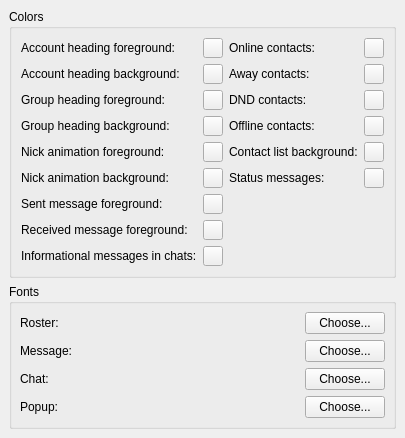
First picture: the form in src/options/opt_appearance.ui, repository psi-im/psi, before the edit.
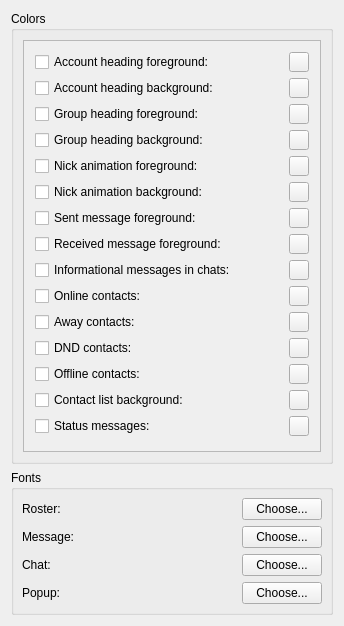
Second picture: the form after the edit. Custom widgets are drawn as their Qt base class.

```diff
--- a/src/options/opt_appearance.ui
+++ b/src/options/opt_appearance.ui
@@ -3,98 +3,57 @@
  <comment></comment>
  <exportmacro></exportmacro>
  <class>OptAppearance</class>
- <widget class="QWidget" name="OptAppearance" >
-  <property name="geometry" >
+ <widget class="QWidget" name="OptAppearance">
+  <property name="geometry">
    <rect>
     <x>0</x>
     <y>0</y>
-    <width>402</width>
-    <height>333</height>
+    <width>344</width>
+    <height>626</height>
    </rect>
   </property>
   <property name="windowTitle" >
    <string>OptAppearanceUI</string>
   </property>
-  <layout class="QVBoxLayout" >
-   <property name="margin" >
-    <number>9</number>
-   </property>
-   <property name="spacing" >
-    <number>6</number>
-   </property>
+  <layout class="QVBoxLayout" name="_2">
    <item>
-    <widget class="QGroupBox" name="groupBox11" >
-     <property name="title" >
+    <widget class="QGroupBox" name="groupBox11">
+     <property name="title">
       <string>Colors</string>
      </property>
-     <layout class="QGridLayout" >
-      <property name="margin" >
-       <number>9</number>
-      </property>
-      <property name="spacing" >
+     <layout class="QVBoxLayout" name="verticalLayout">
+      <property name="spacing">
        <number>6</number>
       </property>
-      <item row="0" column="3" >
-       <widget class="QLabel" name="tl_cOnline" >
-        <property name="text" >
-         <string>Online contacts:</string>
-        </property>
-       </widget>
-      </item>
-      <item row="1" column="3" >
-       <widget class="QLabel" name="TextLabel1_2" >
-        <property name="text" >
-         <string>Away contacts:</string>
+      <property name="margin">
+       <number>9</number>
+      </property>
+      <item>
+       <widget class="QScrollArea" name="scrollArea">
+        <property name="widgetResizable">
+         <bool>true</bool>
         </property>
-       </widget>
-      </item>
-      <item row="2" column="3" >
-       <widget class="QLabel" name="tl_cDND" >
-        <property name="text" >
-         <string>DND contacts:</string>
-        </property>
-       </widget>
-      </item>
-      <item row="3" column="3" >
-       <widget class="QLabel" name="tl_cOffline" >
-        <property name="text" >
-         <string>Offline contacts:</string>
+        <widget class="QWidget" name="scrollAreaWidgetContents_2">
+         <property name="geometry">
+          <rect>
+           <x>0</x>
+           <y>0</y>
+           <width>282</width>
+           <height>432</height>
+          </rect>
+         </property>
+         <layout class="QGridLayout" name="gridLayout">
+          <item row="0" column="0">
+           <widget class="QCheckBox" name="ck_cProfileFore">
+            <property name="text">
+             <string>Account heading foreground:</string>
         </property>
        </widget>
       </item>
-      <item row="3" column="2" >
-       <spacer>
-        <property name="orientation" >
-         <enum>Qt::Horizontal</enum>
-        </property>
-        <property name="sizeHint" >
-         <size>
-          <width>111</width>
-          <height>20</height>
-         </size>
-        </property>
-       </spacer>
-      </item>
-      <item row="4" column="3" >
-       <widget class="QLabel" name="tl_cListBack" >
-        <property name="text" >
-         <string>Contact list background:</string>
-        </property>
-       </widget>
-      </item>
-      <item row="5" column="3" >
-       <widget class="QLabel" name="tl_cStatus" >
-        <property name="text" >
-         <string>Status messages:</string>
-        </property>
-       </widget>
-      </item>
-      <item row="0" column="4" >
-       <widget class="QToolButton" name="pb_cOnline" >
-        <property name="sizePolicy" >
-         <sizepolicy>
-          <hsizetype>0</hsizetype>
-          <vsizetype>0</vsizetype>
+          <item row="0" column="1">
+           <widget class="QToolButton" name="pb_cProfileFore">
+            <property name="sizePolicy">
+             <sizepolicy hsizetype="Fixed" vsizetype="Fixed">
           <horstretch>0</horstretch>
           <verstretch>0</verstretch>
          </sizepolicy>
@@ -110,285 +69,225 @@
         </property>
        </widget>
       </item>
-      <item row="1" column="4" >
-       <widget class="QToolButton" name="pb_cAway" >
-        <property name="sizePolicy" >
-         <sizepolicy>
-          <hsizetype>0</hsizetype>
-          <vsizetype>0</vsizetype>
-          <horstretch>0</horstretch>
-          <verstretch>0</verstretch>
-         </sizepolicy>
-        </property>
-        <property name="maximumSize" >
-         <size>
-          <width>20</width>
-          <height>20</height>
-         </size>
-        </property>
-        <property name="text" >
-         <string/>
-        </property>
-       </widget>
-      </item>
-      <item row="1" column="0" >
-       <widget class="QLabel" name="tl_cProfileBack" >
-        <property name="text" >
+          <item row="1" column="0">
+           <widget class="QCheckBox" name="ck_cProfileBack">
+            <property name="text">
          <string>Account heading background:</string>
         </property>
        </widget>
       </item>
-      <item row="3" column="0" >
-       <widget class="QLabel" name="tl_cGroupBack" >
-        <property name="text" >
+          <item row="1" column="1">
+           <widget class="QToolButton" name="pb_cProfileBack">
+            <property name="sizePolicy">
+             <sizepolicy hsizetype="Fixed" vsizetype="Fixed">
+              <horstretch>0</horstretch>
+              <verstretch>0</verstretch>
+             </sizepolicy>
+            </property>
+            <property name="maximumSize">
+             <size>
+              <width>20</width>
+              <height>20</height>
+             </size>
+            </property>
+            <property name="text">
+             <string/>
+            </property>
+           </widget>
+          </item>
+          <item row="2" column="0">
+           <widget class="QCheckBox" name="ck_cGroupFore">
+            <property name="text">
+             <string>Group heading foreground:</string>
+            </property>
+           </widget>
+          </item>
+          <item row="3" column="0">
+           <widget class="QCheckBox" name="ck_cGroupBack">
+            <property name="text">
          <string>Group heading background:</string>
         </property>
        </widget>
       </item>
-      <item row="5" column="1" >
-       <widget class="QToolButton" name="pb_cAnimBack" >
-        <property name="sizePolicy" >
-         <sizepolicy>
-          <hsizetype>0</hsizetype>
-          <vsizetype>0</vsizetype>
-          <horstretch>0</horstretch>
-          <verstretch>0</verstretch>
-         </sizepolicy>
-        </property>
-        <property name="maximumSize" >
-         <size>
-          <width>20</width>
-          <height>20</height>
-         </size>
-        </property>
-        <property name="text" >
-         <string/>
-        </property>
-       </widget>
-       </item>
-       <item row="6" column="1" >
-       <widget class="QToolButton" name="pb_cMessageSent" >
-        <property name="sizePolicy" >
-         <sizepolicy>
-          <hsizetype>0</hsizetype>
-          <vsizetype>0</vsizetype>
-          <horstretch>0</horstretch>
-          <verstretch>0</verstretch>
-         </sizepolicy>
-        </property>
-        <property name="maximumSize" >
-         <size>
-          <width>20</width>
-          <height>20</height>
-         </size>
-        </property>
-        <property name="text" >
-         <string/>
-        </property>
-       </widget>
-      </item>
-	<item row="7" column="1">
-       <widget class="QToolButton" name="pb_cMessageReceived" >
-        <property name="sizePolicy" >
-         <sizepolicy>
-          <hsizetype>0</hsizetype>
-          <vsizetype>0</vsizetype>
-          <horstretch>0</horstretch>
-          <verstretch>0</verstretch>
-         </sizepolicy>
-        </property>
-        <property name="maximumSize" >
-         <size>
-          <width>20</width>
-          <height>20</height>
-         </size>
-        </property>
-        <property name="text" >
-         <string/>
-        </property>
-       </widget>
-      </item>
-      <item row="8" column="1">
-       <widget class="QToolButton" name="pb_cSysMsg">
-        <property name="sizePolicy" >
-         <sizepolicy>
-          <hsizetype>0</hsizetype>
-          <vsizetype>0</vsizetype>
-          <horstretch>0</horstretch>
-          <verstretch>0</verstretch>
-         </sizepolicy>
-        </property>
-        <property name="maximumSize" >
-         <size>
-          <width>20</width>
-          <height>20</height>
-         </size>
-        </property>
-        <property name="text" >
-         <string/>
-        </property>
-       </widget>
-      </item>
-      <item row="1" column="1" >
-       <widget class="QToolButton" name="pb_cProfileBack" >
-        <property name="sizePolicy" >
-         <sizepolicy>
-          <hsizetype>0</hsizetype>
-          <vsizetype>0</vsizetype>
-          <horstretch>0</horstretch>
-          <verstretch>0</verstretch>
-         </sizepolicy>
-        </property>
-        <property name="maximumSize" >
-         <size>
-          <width>20</width>
-          <height>20</height>
-         </size>
-        </property>
-        <property name="text" >
-         <string/>
-        </property>
-       </widget>
-      </item>
-      <item row="3" column="1" >
-       <widget class="QToolButton" name="pb_cGroupBack" >
-        <property name="sizePolicy" >
-         <sizepolicy>
-          <hsizetype>0</hsizetype>
-          <vsizetype>0</vsizetype>
-          <horstretch>0</horstretch>
-          <verstretch>0</verstretch>
-         </sizepolicy>
-        </property>
-        <property name="maximumSize" >
-         <size>
-          <width>20</width>
-          <height>20</height>
-         </size>
-        </property>
-        <property name="text" >
-         <string/>
-        </property>
-       </widget>
-      </item>
-      <item row="0" column="1" >
-       <widget class="QToolButton" name="pb_cProfileFore" >
-        <property name="sizePolicy" >
-         <sizepolicy>
-          <hsizetype>0</hsizetype>
-          <vsizetype>0</vsizetype>
-          <horstretch>0</horstretch>
-          <verstretch>0</verstretch>
-         </sizepolicy>
-        </property>
-        <property name="maximumSize" >
-         <size>
-          <width>20</width>
-          <height>20</height>
-         </size>
-        </property>
-        <property name="text" >
-         <string/>
-        </property>
-       </widget>
-      </item>
-      <item row="2" column="1" >
-       <widget class="QToolButton" name="pb_cGroupFore" >
-        <property name="sizePolicy" >
-         <sizepolicy>
-          <hsizetype>0</hsizetype>
-          <vsizetype>0</vsizetype>
-          <horstretch>0</horstretch>
-          <verstretch>0</verstretch>
-         </sizepolicy>
-        </property>
-        <property name="maximumSize" >
-         <size>
-          <width>20</width>
-          <height>20</height>
-         </size>
-        </property>
-        <property name="text" >
-         <string/>
-        </property>
-       </widget>
-      </item>
-      <item row="4" column="1" >
-       <widget class="QToolButton" name="pb_cAnimFront" >
-        <property name="sizePolicy" >
-         <sizepolicy>
-          <hsizetype>0</hsizetype>
-          <vsizetype>0</vsizetype>
-          <horstretch>0</horstretch>
-          <verstretch>0</verstretch>
-         </sizepolicy>
-        </property>
-        <property name="maximumSize" >
-         <size>
-          <width>20</width>
-          <height>20</height>
-         </size>
-        </property>
-        <property name="text" >
-         <string/>
-        </property>
-       </widget>
-      </item>
-      <item row="4" column="0" >
-       <widget class="QLabel" name="tl_cAnimFront" >
-        <property name="text" >
+          <item row="4" column="0">
+           <widget class="QCheckBox" name="ck_cAnimFront">
+            <property name="text">
          <string>Nick animation foreground:</string>
         </property>
        </widget>
       </item>
-      <item row="5" column="0" >
-       <widget class="QLabel" name="tl_cAnimBack" >
-        <property name="text" >
+          <item row="2" column="1">
+           <widget class="QToolButton" name="pb_cGroupFore">
+            <property name="sizePolicy">
+             <sizepolicy hsizetype="Fixed" vsizetype="Fixed">
+              <horstretch>0</horstretch>
+              <verstretch>0</verstretch>
+             </sizepolicy>
+            </property>
+            <property name="maximumSize">
+             <size>
+              <width>20</width>
+              <height>20</height>
+             </size>
+            </property>
+            <property name="text">
+             <string/>
+            </property>
+           </widget>
+          </item>
+          <item row="3" column="1">
+           <widget class="QToolButton" name="pb_cGroupBack">
+            <property name="sizePolicy">
+             <sizepolicy hsizetype="Fixed" vsizetype="Fixed">
+              <horstretch>0</horstretch>
+              <verstretch>0</verstretch>
+             </sizepolicy>
+            </property>
+            <property name="maximumSize">
+             <size>
+              <width>20</width>
+              <height>20</height>
+             </size>
+            </property>
+            <property name="text">
+             <string/>
+            </property>
+           </widget>
+          </item>
+          <item row="4" column="1">
+           <widget class="QToolButton" name="pb_cAnimFront">
+            <property name="sizePolicy">
+             <sizepolicy hsizetype="Fixed" vsizetype="Fixed">
+              <horstretch>0</horstretch>
+              <verstretch>0</verstretch>
+             </sizepolicy>
+            </property>
+            <property name="maximumSize">
+             <size>
+              <width>20</width>
+              <height>20</height>
+             </size>
+            </property>
+            <property name="text">
+             <string/>
+            </property>
+           </widget>
+          </item>
+          <item row="5" column="0">
+           <widget class="QCheckBox" name="ck_cAnimBack">
+            <property name="text">
          <string>Nick animation background:</string>
         </property>
        </widget>
 	</item>
+          <item row="5" column="1">
+           <widget class="QToolButton" name="pb_cAnimBack">
+            <property name="sizePolicy">
+             <sizepolicy hsizetype="Fixed" vsizetype="Fixed">
+              <horstretch>0</horstretch>
+              <verstretch>0</verstretch>
+             </sizepolicy>
+            </property>
+            <property name="maximumSize">
+             <size>
+              <width>20</width>
+              <height>20</height>
+             </size>
+            </property>
+            <property name="text">
+             <string/>
+            </property>
+           </widget>
+          </item>
       <item row="6" column="0">
-       <widget class="QLabel" name="tl_cMessageSent" >
-        <property name="text" >
+           <widget class="QCheckBox" name="ck_cMessageSent">
+            <property name="text">
          <string>Sent message foreground:</string>
         </property>
        </widget>
       </item>
+          <item row="6" column="1">
+           <widget class="QToolButton" name="pb_cMessageSent">
+            <property name="sizePolicy">
+             <sizepolicy hsizetype="Fixed" vsizetype="Fixed">
+              <horstretch>0</horstretch>
+              <verstretch>0</verstretch>
+             </sizepolicy>
+            </property>
+            <property name="maximumSize">
+             <size>
+              <width>20</width>
+              <height>20</height>
+             </size>
+            </property>
+            <property name="text">
+             <string/>
+            </property>
+           </widget>
+          </item>
       <item row="7" column="0">
-       <widget class="QLabel" name="tl_cMessageReceived" >
-        <property name="text" >
+           <widget class="QCheckBox" name="ck_cMessageReceived">
+            <property name="text">
          <string>Received message foreground:</string>
         </property>
        </widget>
       </item>
+          <item row="7" column="1">
+           <widget class="QToolButton" name="pb_cMessageReceived">
+            <property name="sizePolicy">
+             <sizepolicy hsizetype="Fixed" vsizetype="Fixed">
+              <horstretch>0</horstretch>
+              <verstretch>0</verstretch>
+             </sizepolicy>
+            </property>
+            <property name="maximumSize">
+             <size>
+              <width>20</width>
+              <height>20</height>
+             </size>
+            </property>
+            <property name="text">
+             <string/>
+            </property>
+           </widget>
+          </item>
       <item row="8" column="0">
-       <widget class="QLabel" name="tl_cSysMsg">
+           <widget class="QCheckBox" name="ck_cSysMsg">
         <property name="text">
          <string>Informational messages in chats:</string>
         </property>
        </widget>
       </item>
-      <item row="0" column="0" >
-       <widget class="QLabel" name="tl_cProfileFore" >
-        <property name="text" >
-         <string>Account heading foreground:</string>
-        </property>
-       </widget>
-      </item>
-      <item row="2" column="0" >
-       <widget class="QLabel" name="tl_cGroupFore" >
-        <property name="text" >
-         <string>Group heading foreground:</string>
+          <item row="8" column="1">
+           <widget class="QToolButton" name="pb_cSysMsg">
+            <property name="sizePolicy">
+             <sizepolicy hsizetype="Fixed" vsizetype="Fixed">
+              <horstretch>0</horstretch>
+              <verstretch>0</verstretch>
+             </sizepolicy>
+            </property>
+            <property name="maximumSize">
+             <size>
+              <width>20</width>
+              <height>20</height>
+             </size>
+            </property>
+            <property name="text">
+             <string/>
+            </property>
+           </widget>
+          </item>
+          <item row="9" column="0">
+           <widget class="QCheckBox" name="ck_cOnline">
+            <property name="text">
+             <string>Online contacts:</string>
         </property>
        </widget>
       </item>
-      <item row="2" column="4" >
-       <widget class="QToolButton" name="pb_cDND" >
-        <property name="sizePolicy" >
-         <sizepolicy>
-          <hsizetype>0</hsizetype>
-          <vsizetype>0</vsizetype>
+          <item row="9" column="1">
+           <widget class="QToolButton" name="pb_cOnline">
+            <property name="sizePolicy">
+             <sizepolicy hsizetype="Fixed" vsizetype="Fixed">
           <horstretch>0</horstretch>
           <verstretch>0</verstretch>
          </sizepolicy>
@@ -404,12 +303,17 @@
         </property>
        </widget>
       </item>
-      <item row="3" column="4" >
-       <widget class="QToolButton" name="pb_cOffline" >
-        <property name="sizePolicy" >
-         <sizepolicy>
-          <hsizetype>0</hsizetype>
-          <vsizetype>0</vsizetype>
+          <item row="10" column="0">
+           <widget class="QCheckBox" name="ck_cAway">
+            <property name="text">
+             <string>Away contacts:</string>
+            </property>
+           </widget>
+          </item>
+          <item row="10" column="1">
+           <widget class="QToolButton" name="pb_cAway">
+            <property name="sizePolicy">
+             <sizepolicy hsizetype="Fixed" vsizetype="Fixed">
           <horstretch>0</horstretch>
           <verstretch>0</verstretch>
          </sizepolicy>
@@ -425,12 +329,17 @@
         </property>
        </widget>
       </item>
-      <item row="4" column="4" >
-       <widget class="QToolButton" name="pb_cListBack" >
-        <property name="sizePolicy" >
-         <sizepolicy>
-          <hsizetype>0</hsizetype>
-          <vsizetype>0</vsizetype>
+          <item row="11" column="0">
+           <widget class="QCheckBox" name="ck_cDND">
+            <property name="text">
+             <string>DND contacts:</string>
+            </property>
+           </widget>
+          </item>
+          <item row="11" column="1">
+           <widget class="QToolButton" name="pb_cDND">
+            <property name="sizePolicy">
+             <sizepolicy hsizetype="Fixed" vsizetype="Fixed">
           <horstretch>0</horstretch>
           <verstretch>0</verstretch>
          </sizepolicy>
@@ -446,12 +355,17 @@
         </property>
        </widget>
       </item>
-      <item row="5" column="4" >
-       <widget class="QToolButton" name="pb_cStatus" >
-        <property name="sizePolicy" >
-         <sizepolicy>
-          <hsizetype>0</hsizetype>
-          <vsizetype>0</vsizetype>
+          <item row="12" column="0">
+           <widget class="QCheckBox" name="ck_cOffline">
+            <property name="text">
+             <string>Offline contacts:</string>
+            </property>
+           </widget>
+          </item>
+          <item row="12" column="1">
+           <widget class="QToolButton" name="pb_cOffline">
+            <property name="sizePolicy">
+             <sizepolicy hsizetype="Fixed" vsizetype="Fixed">
           <horstretch>0</horstretch>
           <verstretch>0</verstretch>
          </sizepolicy>
@@ -465,29 +379,85 @@
         <property name="text" >
          <string/>
         </property>
+           </widget>
+          </item>
+          <item row="13" column="0">
+           <widget class="QCheckBox" name="ck_cListBack">
+            <property name="text">
+             <string>Contact list background:</string>
+            </property>
+           </widget>
+          </item>
+          <item row="13" column="1">
+           <widget class="QToolButton" name="pb_cListBack">
+            <property name="sizePolicy">
+             <sizepolicy hsizetype="Fixed" vsizetype="Fixed">
+              <horstretch>0</horstretch>
+              <verstretch>0</verstretch>
+             </sizepolicy>
+            </property>
+            <property name="maximumSize">
+             <size>
+              <width>20</width>
+              <height>20</height>
+             </size>
+            </property>
+            <property name="text">
+             <string/>
+            </property>
+           </widget>
+          </item>
+          <item row="14" column="0">
+           <widget class="QCheckBox" name="ck_cStatus">
+            <property name="text">
+             <string>Status messages:</string>
+            </property>
+           </widget>
+          </item>
+          <item row="14" column="1">
+           <widget class="QToolButton" name="pb_cStatus">
+            <property name="sizePolicy">
+             <sizepolicy hsizetype="Fixed" vsizetype="Fixed">
+              <horstretch>0</horstretch>
+              <verstretch>0</verstretch>
+             </sizepolicy>
+            </property>
+            <property name="maximumSize">
+             <size>
+              <width>20</width>
+              <height>20</height>
+             </size>
+            </property>
+            <property name="text">
+             <string/>
+            </property>
+           </widget>
+          </item>
+         </layout>
+        </widget>
        </widget>
       </item>
      </layout>
     </widget>
    </item>
    <item>
-    <widget class="QGroupBox" name="groupBox12" >
-     <property name="title" >
+    <widget class="QGroupBox" name="groupBox12">
+     <property name="title">
       <string>Fonts</string>
      </property>
-     <layout class="QGridLayout" >
-      <property name="margin" >
+     <layout class="QGridLayout">
+      <property name="margin">
        <number>8</number>
       </property>
-      <property name="spacing" >
+      <property name="spacing">
        <number>6</number>
       </property>
-      <item row="2" column="1" colspan="3" >
-       <widget class="FontLabel" name="le_fChat" />
+      <item row="2" column="1" colspan="3">
+       <widget class="FontLabel" name="le_fChat" native="true"/>
       </item>
-      <item row="2" column="0" >
-       <widget class="QLabel" name="tl_fChat" >
-        <property name="enabled" >
+      <item row="2" column="0">
+       <widget class="QLabel" name="tl_fChat">
+        <property name="enabled">
          <bool>true</bool>
         </property>
         <property name="text" >
@@ -495,77 +465,70 @@
         </property>
        </widget>
       </item>
-      <item row="1" column="0" >
-       <widget class="QLabel" name="tl_fMessage" >
-        <property name="text" >
+      <item row="1" column="0">
+       <widget class="QLabel" name="tl_fMessage">
+        <property name="text">
          <string>Message:</string>
         </property>
        </widget>
       </item>
-      <item row="1" column="4" >
-       <widget class="QPushButton" name="pb_fMessage" >
-        <property name="text" >
+      <item row="1" column="4">
+       <widget class="QPushButton" name="pb_fMessage">
+        <property name="text">
          <string>Choose...</string>
         </property>
        </widget>
       </item>
-      <item row="2" column="4" >
-       <widget class="QPushButton" name="pb_fChat" >
-        <property name="enabled" >
-         <bool>true</bool>
-        </property>
-        <property name="text" >
+      <item row="2" column="4">
+       <widget class="QPushButton" name="pb_fChat">
+        <property name="text">
          <string>Choose...</string>
         </property>
        </widget>
       </item>
-      <item row="3" column="4" >
-       <widget class="QPushButton" name="pb_fPopup" >
-        <property name="enabled" >
-         <bool>true</bool>
-        </property>
-        <property name="text" >
+      <item row="3" column="4">
+       <widget class="QPushButton" name="pb_fPopup">
+        <property name="text">
          <string>Choose...</string>
         </property>
        </widget>
       </item>
-      <item row="0" column="4" >
-       <widget class="QPushButton" name="pb_fRoster" >
-        <property name="text" >
+      <item row="0" column="4">
+       <widget class="QPushButton" name="pb_fRoster">
+        <property name="text">
          <string>Choose...</string>
         </property>
        </widget>
       </item>
-      <item row="0" column="0" >
-       <widget class="QLabel" name="tl_fRoster" >
-        <property name="text" >
+      <item row="0" column="0">
+       <widget class="QLabel" name="tl_fRoster">
+        <property name="text">
          <string>Roster:</string>
         </property>
        </widget>
       </item>
-      <item row="3" column="0" >
-       <widget class="QLabel" name="tl_fPopup" >
-        <property name="text" >
+      <item row="3" column="0">
+       <widget class="QLabel" name="tl_fPopup">
+        <property name="text">
          <string>Popup:</string>
         </property>
        </widget>
       </item>
-      <item row="3" column="1" colspan="3" >
-       <widget class="FontLabel" name="le_fPopup" />
+      <item row="3" column="1" colspan="3">
+       <widget class="FontLabel" name="le_fPopup" native="true"/>
       </item>
-      <item row="1" column="1" colspan="3" >
-       <widget class="FontLabel" name="le_fMessage" />
+      <item row="1" column="1" colspan="3">
+       <widget class="FontLabel" name="le_fMessage" native="true"/>
       </item>
-      <item row="0" column="1" colspan="3" >
-       <widget class="FontLabel" name="le_fRoster" />
+      <item row="0" column="1" colspan="3">
+       <widget class="FontLabel" name="le_fRoster" native="true"/>
       </item>
      </layout>
     </widget>
    </item>
   </layout>
  </widget>
- <layoutdefault spacing="6" margin="11" />
- <pixmapfunction></pixmapfunction>
+ <layoutdefault spacing="6" margin="11"/>
  <customwidgets>
   <customwidget>
    <class>FontLabel</class>
```
Left out of the diff: 52 changed lines with no effect on the pictures. Lines whose indentation alone changed are shown as unchanged.
